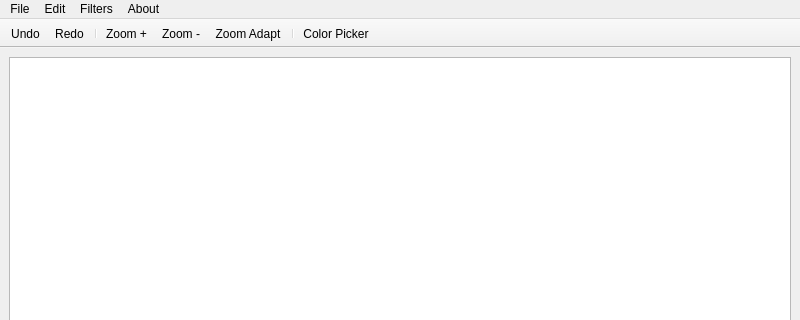
Before: the Qt Designer form frontend/MainWindow.ui in Dartypier/image-editor, drawn with Qt 5; both pictures show x 0 to 800 and y 0 to 320 of the 800 by 600 pixel window.
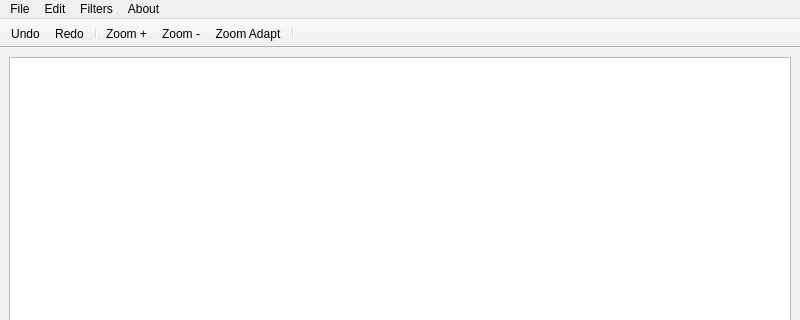
After: the same form once the commit is applied. Icons and pictures are not drawn.

```diff
--- a/frontend/MainWindow.ui
+++ b/frontend/MainWindow.ui
@@ -121,7 +121,6 @@
    <addaction name="actionZoomDec"/>
    <addaction name="actionZoom_Adapt"/>
    <addaction name="separator"/>
-   <addaction name="actionColor_Picker"/>
   </widget>
   <action name="actionOpen">
    <property name="text">
@@ -272,15 +271,6 @@
     <string>Ctrl+Return</string>
    </property>
   </action>
-  <action name="actionColor_Picker">
-   <property name="icon">
-    <iconset resource="resources.qrc">
-     <normaloff>:/icons/resources/picker.png</normaloff>:/icons/resources/picker.png</iconset>
-   </property>
-   <property name="text">
-    <string>Color Picker</string>
-   </property>
-  </action>
   <action name="actionSave">
    <property name="text">
     <string>Save</string>
```
